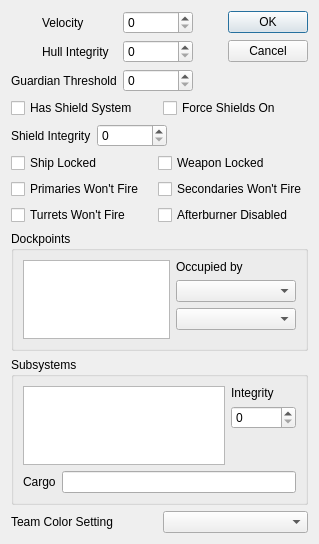
This is qtfred/ui/ShipInitialStatus.ui in wookieejedi/fs2open.github.com as Qt 5 draws it before an edit. The edited form follows.
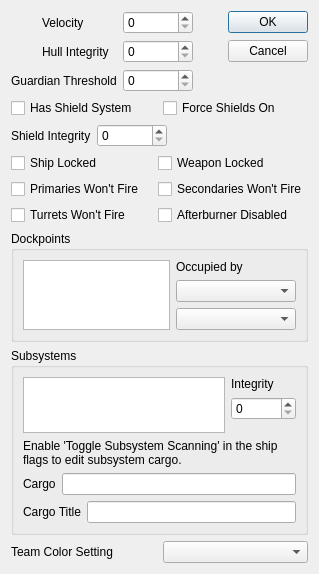
This is the edited form. Custom widgets are drawn as their Qt base class.

Commit message:
Qtfred cargo title and scanning fields (#7387)
* implement newer cargo fields and clarify subsystem cargo settings

* static

Diff of the .ui file:
```diff
--- a/qtfred/ui/ShipInitialStatus.ui
+++ b/qtfred/ui/ShipInitialStatus.ui
@@ -367,6 +367,16 @@
         </item>
        </layout>
       </item>
+      <item>
+       <widget class="QLabel" name="subsysCargoHelpLabel">
+        <property name="text">
+         <string>Enable &apos;Toggle Subsystem Scanning&apos; in the ship flags to edit subsystem cargo.</string>
+        </property>
+        <property name="wordWrap">
+         <bool>true</bool>
+        </property>
+       </widget>
+      </item>
       <item>
        <layout class="QHBoxLayout" name="cargoLayout">
         <item>
@@ -385,6 +395,24 @@
         </item>
        </layout>
       </item>
+      <item>
+       <layout class="QHBoxLayout" name="cargoTitleLayout">
+        <item>
+         <widget class="QLabel" name="cargoTitleLabel">
+          <property name="text">
+           <string>Cargo Title</string>
+          </property>
+         </widget>
+        </item>
+        <item>
+         <widget class="QLineEdit" name="cargoTitleEdit">
+          <property name="toolTip">
+           <string>&lt;html&gt;&lt;head/&gt;&lt;body&gt;&lt;p&gt;Overrides the HUD label shown before this subsystem's cargo name. Use &quot;#&quot; as the first character to suppress the label entirely.&lt;/p&gt;&lt;/body&gt;&lt;/html&gt;</string>
+          </property>
+         </widget>
+        </item>
+       </layout>
+      </item>
      </layout>
     </widget>
    </item>
```
The commit also changes 12 other files.
